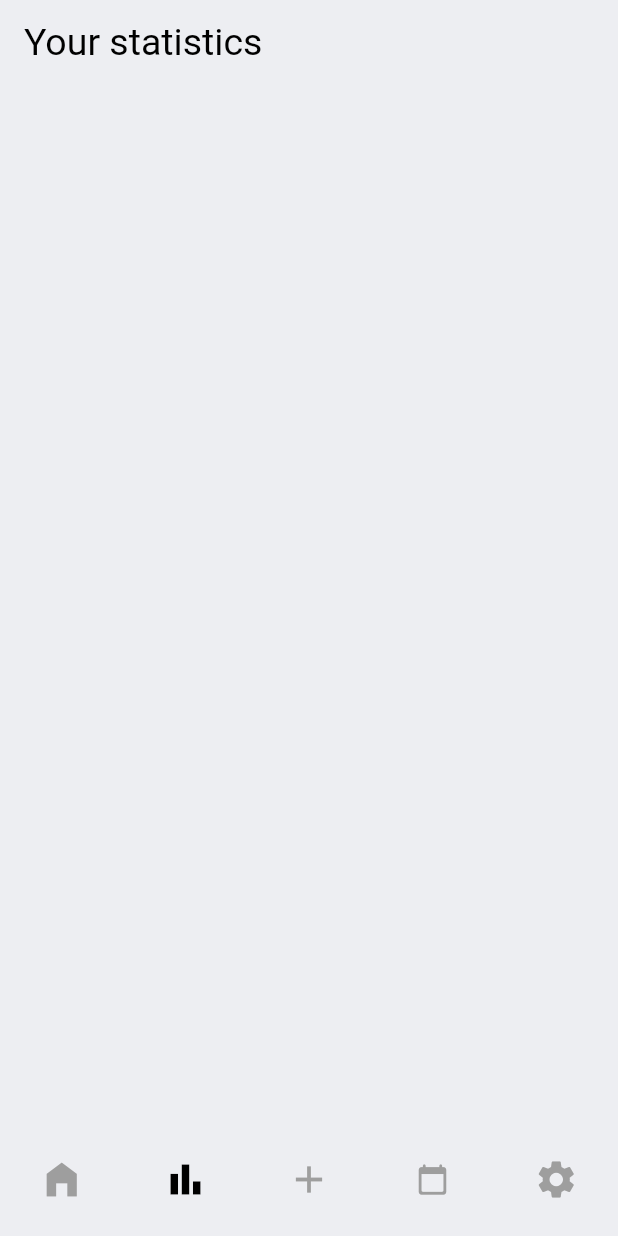
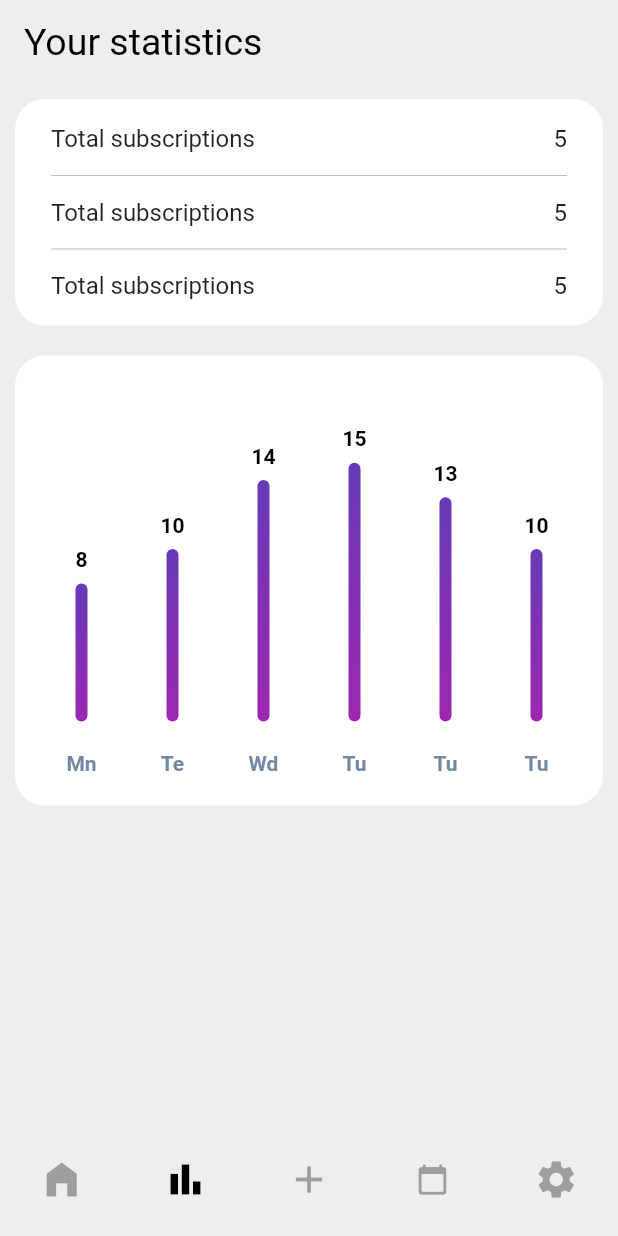
Before and after one commit to KislyakovS/subscription-tracker-flutter, a Flutter app: the screen it shows after launch, item 2 of the bottom bar chosen, on a phone screen of 412 x 824 dp. Run offline on Flutter 3.47's test engine with Material 2 defaults, Android fonts, the phone set to English and light mode, and no system bars; drawn by our look-alikes of fl_chart; our stand-ins replace table_calendar; network calls fail.

Commit message:
Added chart statistic screen

```diff
--- a/lib/main.dart
+++ b/lib/main.dart
@@ -14,7 +14,6 @@ class MyApp extends StatelessWidget {
       debugShowCheckedModeBanner: false,
       title: 'Flutter subscriotions',
       theme: ThemeData(
-        //scaffoldBackgroundColor: Colors.grey[100],
         scaffoldBackgroundColor: Palette.background,
         appBarTheme: AppBarTheme(
           titleTextStyle: TextStyle(color: Colors.black),
--- a/lib/screens/home_screen.dart
+++ b/lib/screens/home_screen.dart
@@ -72,7 +72,7 @@ class HomeScreen extends StatelessWidget {
                     'Active',
                     style: TextStyle(fontSize: 16, fontWeight: FontWeight.bold),
                   ),
-                  ...List.generate(10, (index) {
+                  ...List.generate(2, (index) {
                     return Padding(
                       padding: const EdgeInsets.symmetric(vertical: 10),
                       child: VerticalCard(),
@@ -83,7 +83,7 @@ class HomeScreen extends StatelessWidget {
                     'Paused',
                     style: TextStyle(fontSize: 16, fontWeight: FontWeight.bold),
                   ),
-                  ...List.generate(3, (index) {
+                  ...List.generate(2, (index) {
                     return Padding(
                       padding: const EdgeInsets.symmetric(vertical: 10),
                       child: VerticalCard(),
--- a/lib/screens/statistics_screen.dart
+++ b/lib/screens/statistics_screen.dart
@@ -1,4 +1,5 @@
 import 'package:flutter/material.dart';
+import 'package:subscription_tracker/widgets/widgets.dart';
 
 class StatisticsScreen extends StatelessWidget {
   @override
@@ -12,6 +13,94 @@ class StatisticsScreen extends StatelessWidget {
           style: TextStyle(fontSize: 25, color: Colors.black),
         ),
       ),
+      body: CustomScrollView(
+        slivers: [
+          SliverToBoxAdapter(
+            child: Container(
+              // height: 300,
+              // padding: const EdgeInsets.all(10),
+              // margin: const EdgeInsets.all(10),
+              // decoration: BoxDecoration(
+              //   color: Colors.white,
+              //   borderRadius: BorderRadius.circular(20),
+              // ),
+              // child: Chart(),
+              padding: const EdgeInsets.symmetric(vertical: 10, horizontal: 24),
+              margin: const EdgeInsets.all(10),
+              decoration: BoxDecoration(
+                color: Colors.white,
+                borderRadius: BorderRadius.circular(20),
+              ),
+              child: Column(
+                children: [
+                  Padding(
+                    padding: const EdgeInsets.symmetric(vertical: 7),
+                    child: Row(
+                      mainAxisAlignment: MainAxisAlignment.spaceBetween,
+                      children: [
+                        Text(
+                          'Total subscriptions',
+                          style: TextStyle(fontSize: 16),
+                        ),
+                        Text(
+                          '5',
+                          style: TextStyle(fontSize: 16),
+                        )
+                      ],
+                    ),
+                  ),
+                  Divider(color: Colors.grey[400]),
+                  Padding(
+                    padding: const EdgeInsets.symmetric(vertical: 7),
+                    child: Row(
+                      mainAxisAlignment: MainAxisAlignment.spaceBetween,
+                      children: [
+                        Text(
+                          'Total subscriptions',
+                          style: TextStyle(fontSize: 16),
+                        ),
+                        Text(
+                          '5',
+                          style: TextStyle(fontSize: 16),
+                        )
+                      ],
+                    ),
+                  ),
+                  Divider(color: Colors.grey[400]),
+                  Padding(
+                    padding: const EdgeInsets.symmetric(vertical: 7),
+                    child: Row(
+                      mainAxisAlignment: MainAxisAlignment.spaceBetween,
+                      children: [
+                        Text(
+                          'Total subscriptions',
+                          style: TextStyle(fontSize: 16),
+                        ),
+                        Text(
+                          '5',
+                          style: TextStyle(fontSize: 16),
+                        )
+                      ],
+                    ),
+                  ),
+                ],
+              ),
+            ),
+          ),
+          SliverToBoxAdapter(
+            child: Container(
+              height: 300,
+              padding: const EdgeInsets.all(10),
+              margin: const EdgeInsets.all(10),
+              decoration: BoxDecoration(
+                color: Colors.white,
+                borderRadius: BorderRadius.circular(20),
+              ),
+              child: Chart(),
+            ),
+          ),
+        ],
+      ),
     );
   }
 }
```
